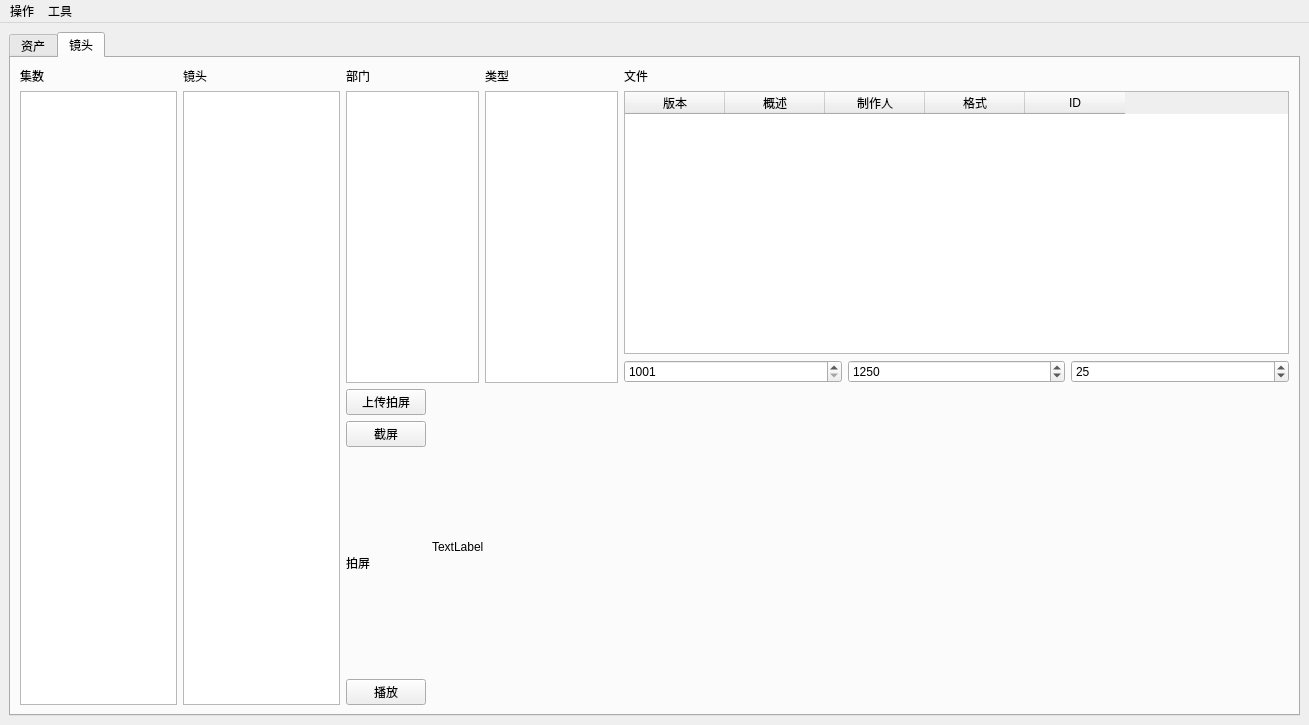
Above: UiFile/ProjectBrowser.ui from uuiid/prjQ9-doodle before the change. Below: the same form after it.
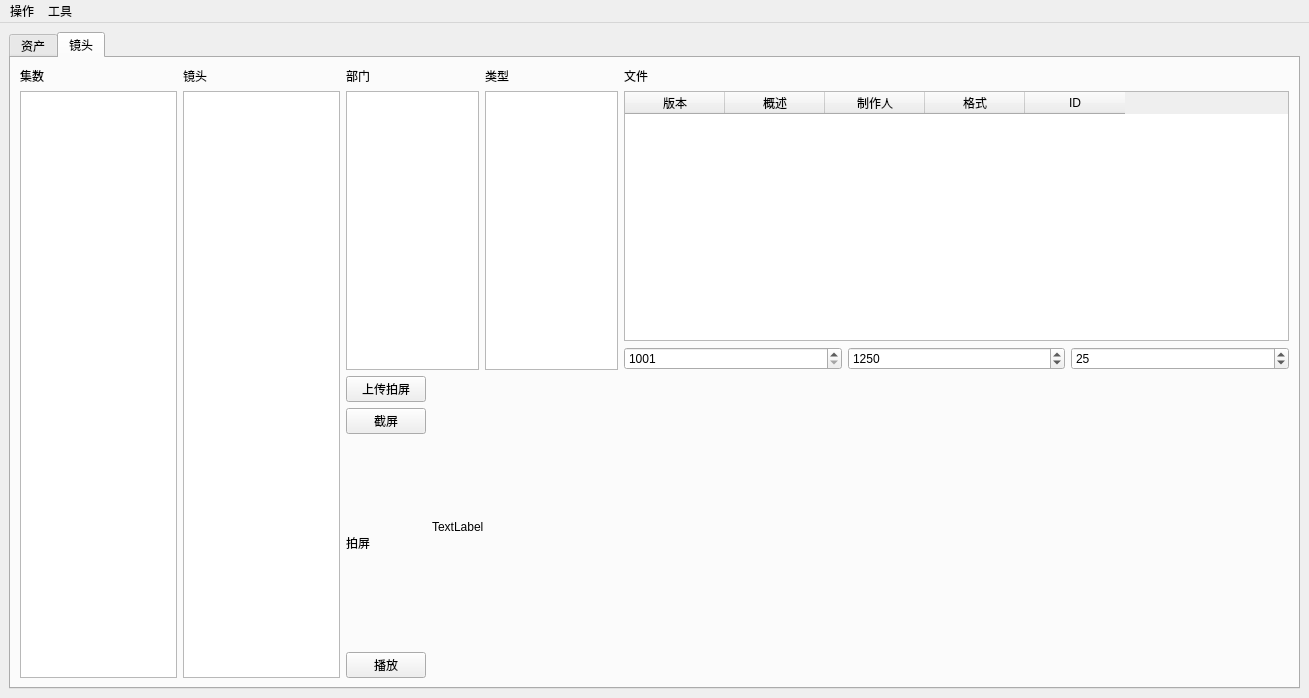
That is the form after the change. Custom widgets are drawn as their Qt base class.

```diff
--- a/UiFile/ProjectBrowser.ui
+++ b/UiFile/ProjectBrowser.ui
@@ -7,7 +7,7 @@
     <x>0</x>
     <y>0</y>
     <width>1309</width>
-    <height>725</height>
+    <height>698</height>
    </rect>
   </property>
   <property name="windowTitle">
```
Left out of the diff: 2 changed lines with no effect on the pictures.
